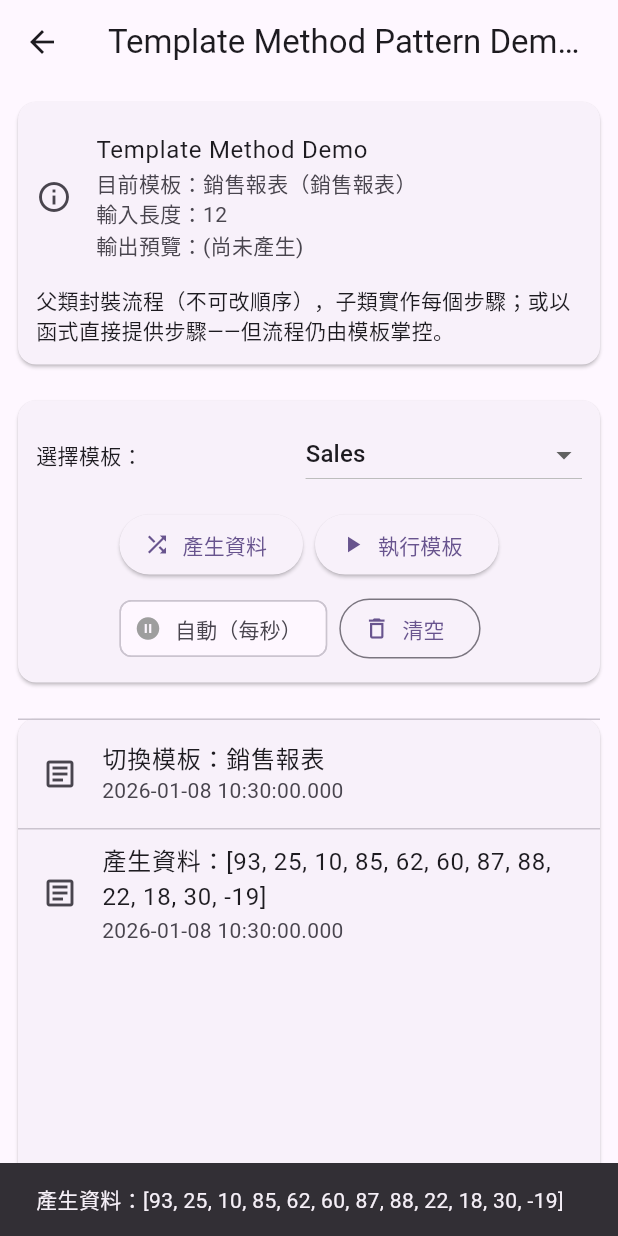
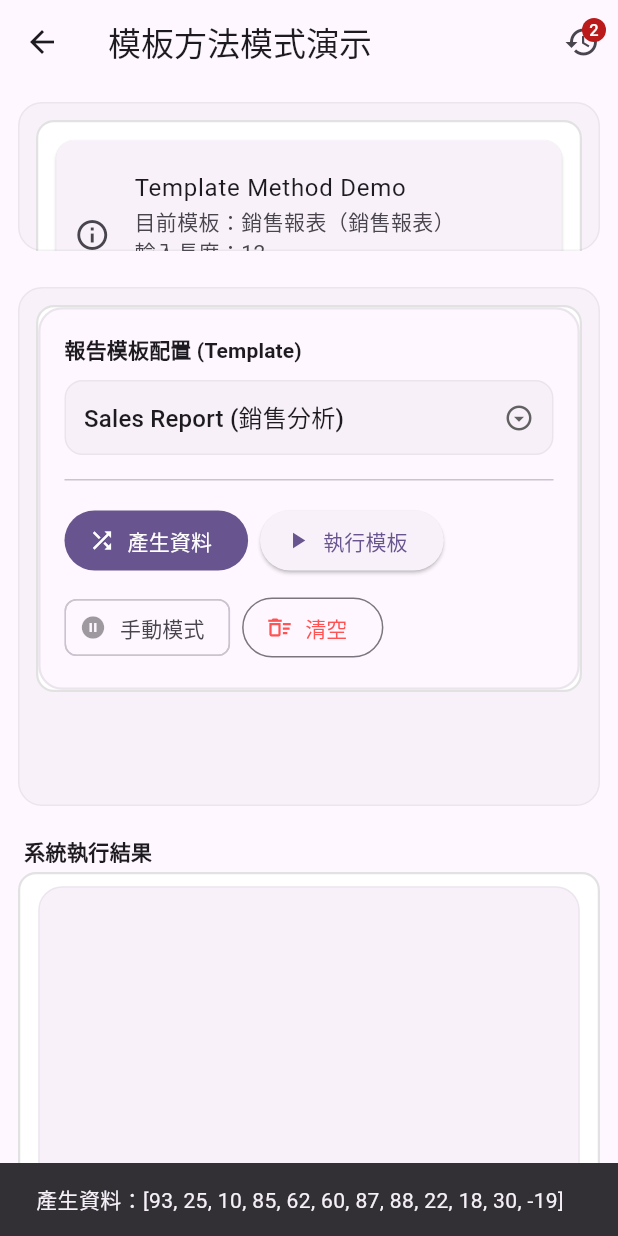
Before and after one commit to doremichen/flutter_home, a Flutter app: the _TemplateDemo screen opened directly, on a phone screen of 412 x 824 dp. Run offline on Flutter 3.47's test engine with Material 3 defaults, Android fonts, the light colour scheme and no system bars.

Commit message:
[DesignPatternDemo] update template pattern demo layout for phone

```diff
--- a/DesignPatternDemo/lib/demos/adapter/adapter_history_page.dart
+++ b/DesignPatternDemo/lib/demos/adapter/adapter_history_page.dart
@@ -17,7 +17,7 @@ class AdapterHistoryPage extends StatelessWidget {
   Widget build(BuildContext context) {
     return Scaffold(
         appBar: AppBar(
-            title: const Text('轉換歷史紀錄'),
+            title: const Text('適配器歷史紀錄'),
             actions: [
               TextButton(
                 onPressed: () {
--- a/DesignPatternDemo/lib/demos/state/state_demo.dart
+++ b/DesignPatternDemo/lib/demos/state/state_demo.dart
@@ -48,7 +48,8 @@ class _StateDemoBody extends StatelessWidget {
 
         return Scaffold(
           appBar: AppBar(title: const Text('State Pattern Demo (MVVM)')),
-          body: Column(
+          body: SafeArea(
+            child: Column(
               crossAxisAlignment: CrossAxisAlignment.stretch,
               children: [
                 // 1. 說明區 (佔 1 份空間，獨立捲動)
@@ -82,6 +83,7 @@ class _StateDemoBody extends StatelessWidget {
                   ),
                 ),
               ],
+            ),
           ),
         );
       }
--- a/DesignPatternDemo/lib/demos/strategy/strategy_demo.dart
+++ b/DesignPatternDemo/lib/demos/strategy/strategy_demo.dart
@@ -47,7 +47,8 @@ class _StrategyDemoBody extends StatelessWidget {
 
         return Scaffold(
           appBar: AppBar(title: const Text('Strategy Pattern Demo (MVVM)')),
-          body: Column(
+          body: SafeArea(
+            child: Column(
               crossAxisAlignment: CrossAxisAlignment.stretch,
               children: [
                 // 1. 說明區 (佔 1 份空間，獨立捲動)
@@ -81,6 +82,7 @@ class _StrategyDemoBody extends StatelessWidget {
                   ),
                 ),
               ],
+            ),
           ),
         );
       }
--- a/DesignPatternDemo/lib/demos/template/template_demo.dart
+++ b/DesignPatternDemo/lib/demos/template/template_demo.dart
@@ -8,6 +8,7 @@
 import 'package:flutter/material.dart';
 import 'package:provider/provider.dart';
 
+import 'template_history_page.dart';
 import 'view_model/report_view_model.dart';
 import 'widgets/info_banner.dart';
 import 'widgets/control_panel.dart';
@@ -48,17 +49,103 @@ class _TemplateDemo extends StatelessWidget {
         });
 
         return Scaffold(
-          appBar: AppBar(title: const Text('Template Method Pattern Demo (MVVM)')),
-          body: const Column(
-            crossAxisAlignment: CrossAxisAlignment.stretch,
-            children: [
-              InfoBanner(),
-              ControlPanel(),
-              Expanded(child: LogList()),
+          appBar: AppBar(
+            title: const Text('模板方法模式演示'),
+            actions: [
+              // 右上角跳轉至結果清單頁面
+              IconButton(
+                icon: Badge(
+                  label: Text('${vm.logs.length}'),
+                  child: const Icon(Icons.history),
+                ),
+                onPressed: () => Navigator.push(
+                  context,
+                  MaterialPageRoute(
+                      builder: (_) => ChangeNotifierProvider.value(
+                        value: vm,
+                        child: const TemplateHistoryPage(),
+                      ),
+                  ),
+                ),
+              ),
             ],
+          ),
+          body: SafeArea(
+            child: Column(
+              crossAxisAlignment: CrossAxisAlignment.stretch,
+              children: [
+                // 1. 說明區 (佔 1 份空間，獨立捲動)
+                Expanded(
+                  flex: 1,
+                  child: _buildScrollableCard(
+                    context: context,
+                    widgets: [_buildBorderedSection(child: const InfoBanner())],
+                  ),
+                ),
+
+                // 2. 控制區 (佔 3 份空間，獨立捲動)
+                Expanded(
+                  flex: 3,
+                  child: _buildScrollableCard(
+                    context: context,
+                    widgets: [_buildBorderedSection(child: const ControlPanel())],
+                  ),
+                ),
+
+                // 3. 結果清單 (固定高度，獨立捲動)
+                const Padding(
+                  padding: EdgeInsets.fromLTRB(16, 8, 16, 0),
+                  child: Text('系統執行結果', style: TextStyle(fontWeight: FontWeight.bold)),
+                ),
+                Expanded(
+                  flex: 2,
+                  child: Padding(
+                    padding: const EdgeInsets.fromLTRB(12, 4, 12, 12),
+                    child: _buildBorderedSection(child: const LogList()),
+                  ),
+                ),
+              ],
+            ),
           ),
         );
       }
     );
   }
+
+  Widget _buildScrollableCard({required BuildContext context, required List<Widget> widgets}) {
+    return Card(
+      margin: const EdgeInsets.all(12),
+      elevation: 0,
+      shape: RoundedRectangleBorder(
+        borderRadius: BorderRadius.circular(16),
+        side: BorderSide(color: Theme.of(context).dividerColor.withValues(alpha: 0.1)),
+      ),
+      // 讓 Card 撐滿 Expanded 分配給它的空間
+      child: SizedBox.expand(
+        child: SingleChildScrollView(
+          padding: const EdgeInsets.all(12),
+          child: Column(
+            children: widgets,
+          ),
+        ),
+      ),
+    );
+  }
+
+
+
+  Widget _buildBorderedSection({required Widget child}) {
+    return Container(
+      width: double.infinity, // 確保寬度一致撐滿
+      decoration: BoxDecoration(
+        color: Colors.white,
+        borderRadius: BorderRadius.circular(12),
+        border: Border.all(
+          color: Colors.grey.withValues(alpha: 0.3), // 明顯的邊框顏色
+          width: 1.5,
+        ),
+      ),
+      child: child, // 這裡的 child 就是原有的 InfoBanner, ControlPanel 等
+    );
+  }
 }
--- a/DesignPatternDemo/lib/demos/template/widgets/control_panel.dart
+++ b/DesignPatternDemo/lib/demos/template/widgets/control_panel.dart
@@ -17,72 +17,118 @@ class ControlPanel extends StatelessWidget {
   @override
   Widget build(BuildContext context) {
     final vm = context.watch<ReportViewModel>();
+    final theme = Theme.of(context);
 
-    return Card(
-      margin: const EdgeInsets.all(12),
-      child: Padding(
-        padding: const EdgeInsets.all(12),
-        child: Column(
-          children: [
-            Row(
-              mainAxisAlignment: MainAxisAlignment.spaceBetween,
-              children: [
-                const Text('選擇模板：'),
-                const SizedBox(width: 12),
-                DropdownButton<TemplateType>(
-                  value: vm.selectedType,
-                  items: TemplateType.values
-                      .map((t) => DropdownMenuItem(
-                    value: t,
-                    child: Text(switch (t) {
-                      TemplateType.sales => 'Sales',
-                      TemplateType.inventory => 'Inventory',
-                      TemplateType.audit => 'Audit',
-                      TemplateType.functionBased => 'Function（函式步驟）',
-                    }),
-                  ))
-                      .toList(),
-                  onChanged: (t) {
-                    if (t != null) context.read<ReportViewModel>().selectTemplate(t);
-                  },
-                ),
-              ],
-            ),
-            const SizedBox(height: 12),
-            Wrap(
-                spacing: 8,
-                runSpacing: 8,
-                children: [
-                  ElevatedButton.icon(
-                    icon: const Icon(Icons.shuffle),
-                    label: const Text('產生資料'),
-                    onPressed: () => context.read<ReportViewModel>().generateData(),
-                  ),
-                  ElevatedButton.icon(
-                    icon: const Icon(Icons.play_arrow),
-                    label: const Text('執行模板'),
-                    onPressed: () => context.read<ReportViewModel>().runTemplate(),
-                  ),
-                  FilterChip(
-                    selected: vm.auto,
-                    label: const Text('自動（每秒）'),
-                    avatar: Icon(
-                      vm.auto ? Icons.play_circle_fill : Icons.pause_circle_filled,
-                      color: vm.auto ? Colors.green : Colors.grey,
-                    ),
-                    onSelected: (_) => context.read<ReportViewModel>().toggleAuto(),
-                  ),
-                  OutlinedButton.icon(
-                    icon: const Icon(Icons.delete_outline),
-                    label: const Text('清空'),
-                    onPressed: () => context.read<ReportViewModel>().clear(),
-                  ),
-                ],
-            ),
-          ],
-        ),
+    return Container(
+      width: double.infinity, // assure the width is  same as screen width
+      padding: const EdgeInsets.all(16),
+      decoration: BoxDecoration(
+        color: theme.colorScheme.surface,
+        borderRadius: BorderRadius.circular(16),
+        border: Border.all(color: theme.dividerColor.withValues(alpha: 0.15), width: 1.5),
+      ),
+      child: Column(
+        crossAxisAlignment: CrossAxisAlignment.start,
+        children: [
+          // select template type
+          _buildSelectTemplateType(context, vm),
+
+          const Padding(
+            padding: EdgeInsets.symmetric(vertical: 16),
+            child: Divider(height: 1),
+          ),
+
+          // action button
+          _buildActionButton(context, vm),
+        ],
       ),
     );
   }
 
+  Widget _buildSelectTemplateType(BuildContext context, ReportViewModel vm) {
+    final theme = Theme.of(context);
+    return Column(
+      crossAxisAlignment: CrossAxisAlignment.start,
+      children: [
+        // title
+        Text(
+          '報告模板配置 (Template)',
+          style: theme.textTheme.titleSmall?.copyWith(fontWeight: FontWeight.bold),
+        ),
+        const SizedBox(height: 10),
+        // dropdown menu
+        Container(
+          width: double.infinity,
+          padding: const EdgeInsets.symmetric(horizontal: 12),
+          decoration: BoxDecoration(
+            borderRadius: BorderRadius.circular(12),
+            border: Border.all(color: theme.dividerColor.withValues(alpha: 0.1)),
+            color: theme.colorScheme.surfaceContainerHighest.withValues(alpha: 0.3),
+          ),
+          child: DropdownButtonHideUnderline(
+            child: DropdownButton<TemplateType>(
+              value: vm.selectedType,
+              isExpanded: true,
+              itemHeight: null,  // auto
+              icon: const Icon(Icons.arrow_drop_down_circle_outlined, size: 20),
+              onChanged: (type) => vm.selectTemplate(type!),
+              items: TemplateType.values.map((type) {
+                return DropdownMenuItem<TemplateType>(
+                  value: type,
+                  child: Text(
+                    switch (type) {
+                      TemplateType.sales => 'Sales Report (銷售分析)',
+                      TemplateType.inventory => 'Inventory (庫存盤點)',
+                      TemplateType.audit => 'Audit (年度稽核)',
+                      TemplateType.functionBased => 'Function (函式回調步驟)',
+                    }
+                  ),
+                );
+              }).toList(),
+            ),
+          ),
+        ),
+      ],
+    );
+  }
+
+  Widget _buildActionButton(BuildContext context, ReportViewModel vm) {
+    final theme = Theme.of(context);
+    return Wrap(
+      spacing: 8,
+      runSpacing: 10,
+      crossAxisAlignment: WrapCrossAlignment.center,
+      children: [
+        FilledButton.icon(
+          onPressed: () => vm.generateData(),
+          icon: const Icon(Icons.shuffle, size: 18),
+          label: const Text('產生資料'),
+        ),
+        ElevatedButton.icon(
+          onPressed: () => vm.runTemplate(),
+          icon: const Icon(Icons.play_arrow, size: 18),
+          label: const Text('執行模板'),
+        ),
+        ChoiceChip(
+          selected: vm.auto,
+          onSelected: (_) => vm.toggleAuto(),
+          label: Text(vm.auto ? '自動中' : '手動模式'),
+          avatar: Icon(
+            vm.auto ? Icons.play_circle_fill : Icons.pause_circle_filled,
+            size: 18,
+            color: vm.auto ? theme.colorScheme.onPrimary : theme.disabledColor,
+          ),
+          selectedColor: Colors.green,
+          labelStyle: TextStyle(color: vm.auto ? Colors.white : null),
+        ),
+        OutlinedButton.icon(
+          onPressed: () => vm.clear(),
+          icon: const Icon(Icons.delete_sweep_outlined, size: 18),
+          label: const Text('清空'),
+          style: OutlinedButton.styleFrom(foregroundColor: Colors.redAccent),
+        ),
+      ],
+    );
+  }
+
 }
--- a/DesignPatternDemo/lib/demos/template/widgets/log_list.dart
+++ b/DesignPatternDemo/lib/demos/template/widgets/log_list.dart
@@ -5,6 +5,7 @@
 /// Created by Adam Chen on 2025/12/26
 /// Copyright © 2025 Abb company. All rights reserved
 ///
+import 'package:design_pattern_demo/demos/template/model/log_event.dart';
 import 'package:flutter/material.dart';
 import 'package:provider/provider.dart';
 
@@ -21,37 +22,64 @@ class LogList extends StatelessWidget {
     final lines = vm.lines;
 
     return Card(
-        margin: const EdgeInsets.all(12),
-        child: SizedBox(
-          height: 360,
+      margin: const EdgeInsets.symmetric(horizontal: 12, vertical: 8),
+      elevation: 0,
+      shape: RoundedRectangleBorder(
+        borderRadius: BorderRadius.circular(16),
+        side: BorderSide(color: Theme.of(context).dividerColor.withValues(alpha: 0.1)),
+      ),
       child: Column(
+          crossAxisAlignment: CrossAxisAlignment.stretch,
           children: [
-              if (lines != null)
-                ListTile(
-                  leading: const Icon(Icons.description_outlined),
-                  title: const Text('報表輸出（前 4 行）'),
-                  subtitle: Text(lines.take(4).join('\n')),
+            if (lines != null && lines.isNotEmpty)
+              _buildSummary(context, lines),
+            // const Divider(height: 1),
+            // Expanded(
+            //   child: _buildLogList(context, logs),
+            // ),
+          ],
       ),
-              const Divider(height: 1),
-              Expanded(
-                child: logs.isEmpty
-                    ? const Center(child: Text('尚無日誌，請在上方執行模板'))
-                    : ListView.separated(
+    );
+  }
+
+  Widget _buildSummary(BuildContext context, List<String> lines) {
+    return Container(
+      constraints: const BoxConstraints(maxHeight: 130), // limit height to 120
+      padding: const EdgeInsets.all(12),
+      color: Theme.of(context).colorScheme.surfaceContainerHighest.withValues(alpha: 0.3),
+      child: ListTile(
+        contentPadding: EdgeInsets.zero,
+        leading: const Icon(Icons.description_outlined, color: Colors.blue),
+        title: const Text('報表摘要輸出', style: TextStyle(fontWeight: FontWeight.bold)),
+        subtitle: Text(
+          lines.take(4).join('\n'),
+          style: const TextStyle(fontFamily: 'monospace', fontSize: 13),
+        ),
+      ),
+    );
+  }
+
+  Widget _buildLogList(BuildContext context, List<LogEvent> logs) {
+    if (logs.isEmpty) {
+      return const Center(child: Text('尚無日誌，請在上方執行模板'));
+    }
+
+    return ListView.separated(
+      padding: EdgeInsets.zero,
       itemCount: logs.length,
       separatorBuilder: (_, __) => const Divider(height: 1),
       itemBuilder: (_, index) {
         final log = logs[index];
         return ListTile(
-                      leading: const Icon(Icons.article_outlined),
-                      title: Text(log.message),
-                      subtitle: Text(log.timestamp.toLocal().toString()),
+          dense: true,
+          leading: const Icon(Icons.article_outlined, size: 20),
+          title: Text(log.message, style: const TextStyle(fontSize: 13)),
+          subtitle: Text(
+            log.timestamp.toLocal().toString().split('.').first,
+            style: const TextStyle(fontSize: 11),
+          ),
         );
       },
-                ),
-              ),
-            ],
-          ),
-        ),
     );
   }
 }
```
Also changed, not shown: DesignPatternDemo/lib/demos/template/template_history_page.dart (added, +87 -0 lines). Lines whose indentation alone changed are shown as unchanged.
